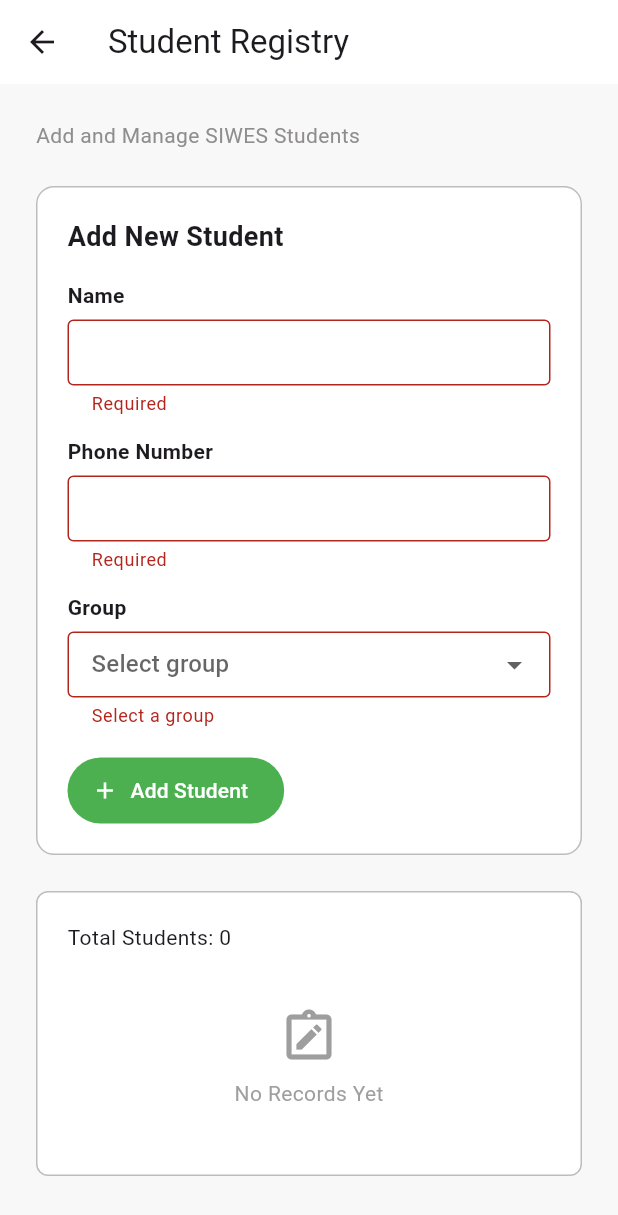
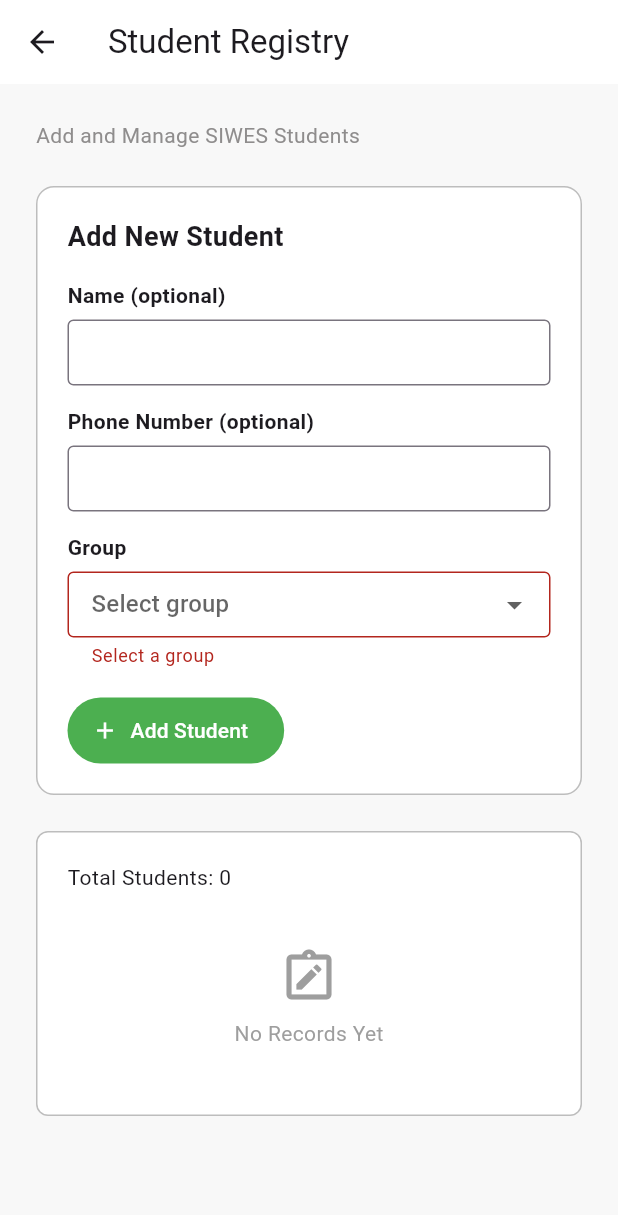
Before and after one commit to Ukashcode/Automatic-posting-System, a Flutter app: the Record screen opened directly with empty values, after a tap on "Add Student", on a phone screen of 412 x 824 dp. Shown: the top 1215 px of the screen. Run offline on Flutter 3.47's test engine with Material 3 defaults, Android fonts, the phone set to English and light mode, and no system bars; our stand-ins replace drift, drift_flutter, pdf, printing; missing offline and left inert: dart:html; accounts and stored records are empty; generated files the repository leaves out were written again.

Commit message:
Make student name and phone fields optional

```diff
--- a/lib/pages/record_page.dart
+++ b/lib/pages/record_page.dart
@@ -125,8 +125,6 @@ class _RecordState extends State<Record> {
               border: OutlineInputBorder(),
               isDense: true,
             ),
-            validator: (value) =>
-                value == null || value.trim().isEmpty ? 'Required' : null,
           ),
         ],
       ),
@@ -211,9 +209,9 @@ class _RecordState extends State<Record> {
                   spacing: 20,
                   runSpacing: 14,
                   children: [
-                    _field('Name', _nameController, width),
+                    _field('Name (optional)', _nameController, width),
                     _field(
-                      'Phone Number',
+                      'Phone Number (optional)',
                       _phoneController,
                       width,
                       keyboardType: TextInputType.phone,
```
